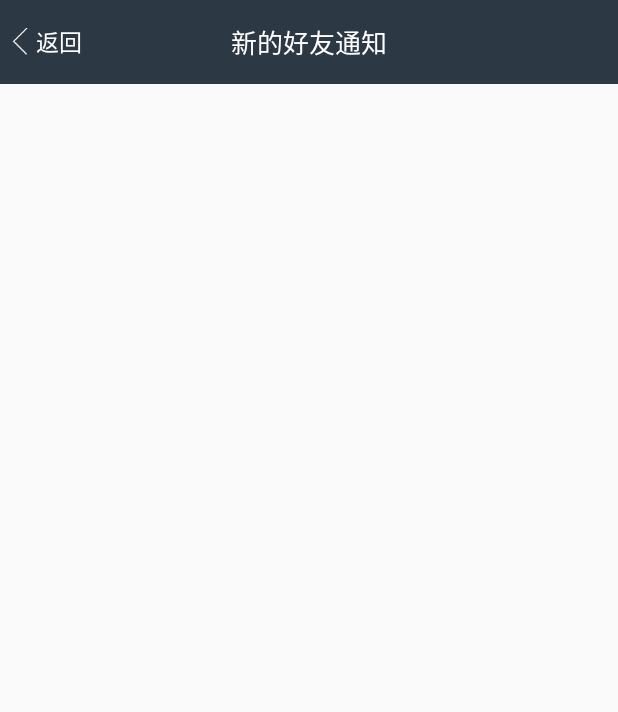
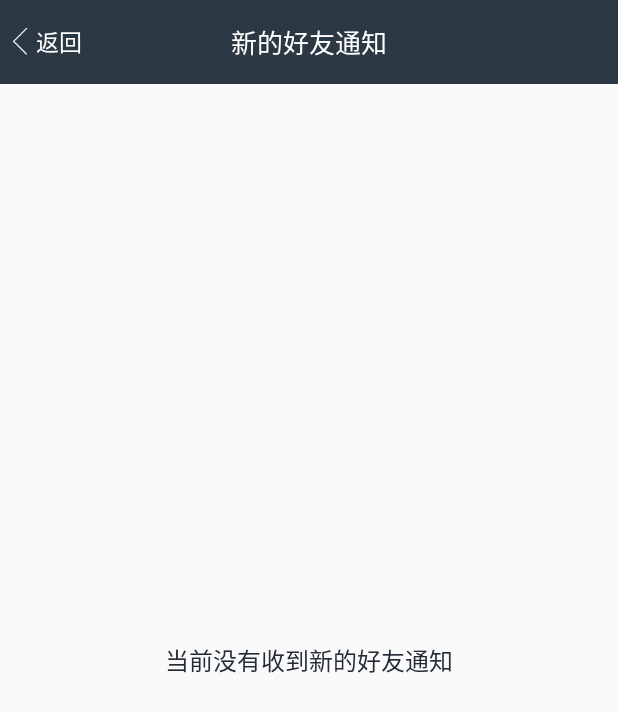
Before and after one commit to LwkCoder/FamilyChat, an Android app: the NewFriendNotifyActivity screen opened directly, with no data from a screen before it, on a phone screen of 412 x 824 dp. Shown: the top 712 px of the screen. Run offline under Robolectric (Android 15) with nearby library versions, the phone set to English and light mode, and no system bars; our stand-ins replace EventBus; libraries missing offline, so code that uses them is left out: com.j256.ormlite; 4 statements that could not run were skipped.

Commit message:
Finish the function of adding new friends

```diff
--- a/app/src/main/java/com/lwk/familycontact/project/contact/view/ContactFragment.java
+++ b/app/src/main/java/com/lwk/familycontact/project/contact/view/ContactFragment.java
@@ -263,7 +263,7 @@ public class ContactFragment extends BaseFragment implements ContactImpl, Common
     public void scrollToTop()
     {
         if (mRecyclerView != null)
-            mRecyclerView.smoothScrollToPosition(0);
+            mRecyclerView.scrollToPosition(0);
     }
 
     @Override
--- a/app/src/main/java/com/lwk/familycontact/project/notify/presenter/NewFriendPresenter.java
+++ b/app/src/main/java/com/lwk/familycontact/project/notify/presenter/NewFriendPresenter.java
@@ -8,6 +8,9 @@ import com.lwk.familycontact.project.notify.model.NewFriendModel;
 import com.lwk.familycontact.project.notify.view.NewFriendImpl;
 import com.lwk.familycontact.storage.db.invite.InviteBean;
 import com.lwk.familycontact.storage.db.invite.InviteStatus;
+import com.lwk.familycontact.utils.event.ComNotifyConfig;
+import com.lwk.familycontact.utils.event.ComNotifyEventBean;
+import com.lwk.familycontact.utils.event.EventBusHelper;
 
 import java.util.List;
 
@@ -38,24 +41,10 @@ public class NewFriendPresenter
             public void run()
             {
                 List<InviteBean> allNotifyList = mNewFriendModel.getAllInviteNotify();
-                if (allNotifyList == null || allNotifyList.size() == 0)
-                    handlerRefreshEmpty();
-                else
+                if (allNotifyList != null && allNotifyList.size() != 0)
                     handlerRefreshSuccess(allNotifyList);
             }
         }).start();
-    }
-
-    private void handlerRefreshEmpty()
-    {
-        mMainHandler.post(new Runnable()
-        {
-            @Override
-            public void run()
-            {
-                mNewFriendView.onRefreshAllNotifyEmpty();
-            }
-        });
     }
 
     private void handlerRefreshSuccess(final List<InviteBean> list)
@@ -89,8 +78,12 @@ public class NewFriendPresenter
                 //同步数据库
                 inviteBean.setStatus(InviteStatus.AGREED);
                 mNewFriendModel.updateNotify(inviteBean);
-                //刷新界面
+                //刷新通知界面
                 mNewFriendView.onNotifyStatusChanged();
+                //添加/更新新好友数据
+                mNewFriendModel.addOrUpdateNewUserData(inviteBean.getOpPhone());
+                //发送Eventbus通知通讯录刷新
+                EventBusHelper.getInstance().post(new ComNotifyEventBean(ComNotifyConfig.REFRESH_CONTACT_IN_DB));
             }
         });
     }
@@ -114,9 +107,19 @@ public class NewFriendPresenter
                 //同步数据库
                 inviteBean.setStatus(InviteStatus.REJECTED);
                 mNewFriendModel.updateNotify(inviteBean);
-                //刷新界面
+                //刷新通知界面
                 mNewFriendView.onNotifyStatusChanged();
             }
         });
     }
+
+    /**
+     * 将所有通知标记为已读
+     */
+    public void markAllNotifyAsRead()
+    {
+        mNewFriendModel.martAllInviteAsRead();
+        //通知相关界面刷新
+        EventBusHelper.getInstance().post(new ComNotifyEventBean(ComNotifyConfig.REFRESH_USER_INVITE));
+    }
 }
--- a/app/src/main/java/com/lwk/familycontact/project/notify/view/NewFriendImpl.java
+++ b/app/src/main/java/com/lwk/familycontact/project/notify/view/NewFriendImpl.java
@@ -11,8 +11,6 @@ import java.util.List;
  */
 public interface NewFriendImpl
 {
-    void onRefreshAllNotifyEmpty();
-
     void onRefreshAllNotifySuccess(List<InviteBean> list);
 
     void showHandlingDialog();
--- a/app/src/main/java/com/lwk/familycontact/project/notify/view/NewFriendNotifyActivity.java
+++ b/app/src/main/java/com/lwk/familycontact/project/notify/view/NewFriendNotifyActivity.java
@@ -4,6 +4,8 @@ import android.app.ProgressDialog;
 import android.support.v7.widget.LinearLayoutManager;
 import android.support.v7.widget.RecyclerView;
 import android.view.View;
+import android.view.ViewGroup;
+import android.widget.TextView;
 
 import com.lib.base.widget.CommonActionBar;
 import com.lwk.familycontact.R;
@@ -48,6 +50,12 @@ public class NewFriendNotifyActivity extends FCBaseActivity implements NewFriend
         mRecyclerView = findView(R.id.rcv_new_friend_notify);
         mRecyclerView.setLayoutManager(new LinearLayoutManager(this, LinearLayoutManager.VERTICAL, false));
         mAdapter = new NewFriendNotifyAdapter(this, null, mPresenter);
+        View emptyView = getLayoutInflater().inflate(R.layout.layout_empty_view
+                , (ViewGroup) findViewById(android.R.id.content)
+                , false);
+        TextView tvEmpty = (TextView) emptyView.findViewById(R.id.tv_empty_view);
+        tvEmpty.setText(R.string.tv_warning_friend_notify_empty);
+        mAdapter.setEmptyView(emptyView);
         mRecyclerView.setAdapter(mAdapter);
     }
 
@@ -65,12 +73,6 @@ public class NewFriendNotifyActivity extends FCBaseActivity implements NewFriend
     }
 
     @Override
-    public void onRefreshAllNotifyEmpty()
-    {
-
-    }
-
-    @Override
     public void onRefreshAllNotifySuccess(List<InviteBean> list)
     {
         mAdapter.refreshDatas(list);
@@ -79,13 +81,19 @@ public class NewFriendNotifyActivity extends FCBaseActivity implements NewFriend
     @Override
     public void showHandlingDialog()
     {
-
+        mDialog = new ProgressDialog(this);
+        mDialog.setCancelable(false);
+        mDialog.show();
     }
 
     @Override
     public void closeHandingDialog()
     {
-
+        if (mDialog != null)
+        {
+            mDialog.dismiss();
+            mDialog = null;
+        }
     }
 
     @Override
@@ -97,8 +105,15 @@ public class NewFriendNotifyActivity extends FCBaseActivity implements NewFriend
     @Override
     public void onNotifyStatusChanged()
     {
-        if (mAdapter != null)
-            mAdapter.notifyDataSetChanged();
+        mMainHandler.post(new Runnable()
+        {
+            @Override
+            public void run()
+            {
+                if (mAdapter != null)
+                    mAdapter.notifyDataSetChanged();
+            }
+        });
     }
 
     @Subscribe(threadMode = ThreadMode.MAIN)
@@ -115,7 +130,8 @@ public class NewFriendNotifyActivity extends FCBaseActivity implements NewFriend
     @Override
     protected void onDestroy()
     {
+        super.onDestroy();
         EventBusHelper.getInstance().unregist(this);
-        super.onDestroy();
+        mPresenter.markAllNotifyAsRead();
     }
 }
--- a/app/src/main/java/com/lwk/familycontact/storage/db/invite/InviteDao.java
+++ b/app/src/main/java/com/lwk/familycontact/storage/db/invite/InviteDao.java
@@ -103,7 +103,7 @@ public class InviteDao extends BaseDao<InviteBean, Integer>
         try
         {
             QueryBuilder<InviteBean, Integer> queryBuilder = getDao().queryBuilder();
-            queryBuilder.orderBy(InviteDbConfig.STAMP, true);
+            queryBuilder.orderBy(InviteDbConfig.STAMP, false);
             list = getDao().query(queryBuilder.prepare());
         } catch (SQLException e)
         {
--- a/app/src/main/res/layout/activity_new_friend_notify.xml
+++ b/app/src/main/res/layout/activity_new_friend_notify.xml
@@ -5,6 +5,7 @@
     android:layout_width="match_parent"
     android:layout_height="match_parent"
     android:fitsSystemWindows="true"
+    android:orientation="vertical"
     tools:context=".project.notify.view.NewFriendNotifyActivity">
 
     <com.lib.base.widget.CommonActionBar
@@ -16,7 +17,6 @@
     <android.support.v7.widget.RecyclerView
         android:id="@+id/rcv_new_friend_notify"
         android:layout_width="match_parent"
-        android:layout_height="match_parent"
-        android:background="@android:color/darker_gray"/>
+        android:layout_height="match_parent"/>
 
 </LinearLayout>
--- /dev/null
+++ b/app/src/main/res/layout/layout_empty_view.xml
@@ -0,0 +1,14 @@
+<?xml version="1.0" encoding="utf-8"?>
+<FrameLayout xmlns:android="http://schemas.android.com/apk/res/android"
+             android:layout_width="match_parent"
+             android:layout_height="match_parent">
+
+    <TextView
+        android:id="@+id/tv_empty_view"
+        android:layout_width="match_parent"
+        android:layout_height="match_parent"
+        android:layout_gravity="center"
+        android:gravity="center"
+        android:textColor="@color/colorPrimaryDark"
+        android:textSize="@dimen/sp_16"/>
+</FrameLayout>
--- a/app/src/main/res/layout/layout_new_friend_notify_listitem.xml
+++ b/app/src/main/res/layout/layout_new_friend_notify_listitem.xml
@@ -12,7 +12,8 @@
         android:layout_alignParentTop="true"
         android:layout_marginRight="@dimen/spacing_normal"
         android:layout_toLeftOf="@+id/tv_new_friend_notify_listitem_time"
-        android:textColor="@android:color/black"/>
+        android:textColor="@color/colorPrimaryDark"
+        android:textSize="@dimen/sp_17"/>
 
     <LinearLayout
         android:id="@+id/ll_new_friend_notify_listitem"
@@ -63,5 +64,6 @@
         style="@style/FC_SmallTextStyle"
         android:layout_alignParentRight="true"
         android:layout_alignParentTop="true"
+        android:layout_marginTop="@dimen/spacing_tiny"
         android:textColor="@android:color/darker_gray"/>
 </RelativeLayout>
--- a/app/src/main/res/values/strings.xml
+++ b/app/src/main/res/values/strings.xml
@@ -144,4 +144,5 @@
     <string name="tv_new_friend_notify_title">新的好友通知</string>
     <string name="tv_new_friend_notify_listitem_desc01">%%1&#160;申请添加您为好友</string>
     <string name="tv_new_friend_notify_listitem_desc02">您申请添加&#160;%%1&#160;为好友</string>
+    <string name="tv_warning_friend_notify_empty">当前没有收到新的好友通知</string>
 </resources>
```
Also changed, not shown: app/src/main/java/com/lwk/familycontact/im/HxContactListener.java (+12 -0 lines), app/src/main/java/com/lwk/familycontact/project/notify/adapter/NewFriendNotifyAdapter.java (+11 -12 lines), app/src/main/java/com/lwk/familycontact/project/notify/model/NewFriendModel.java (+12 -0 lines), app/src/main/java/com/lwk/familycontact/storage/db/user/UserDao.java (+15 -0 lines).
